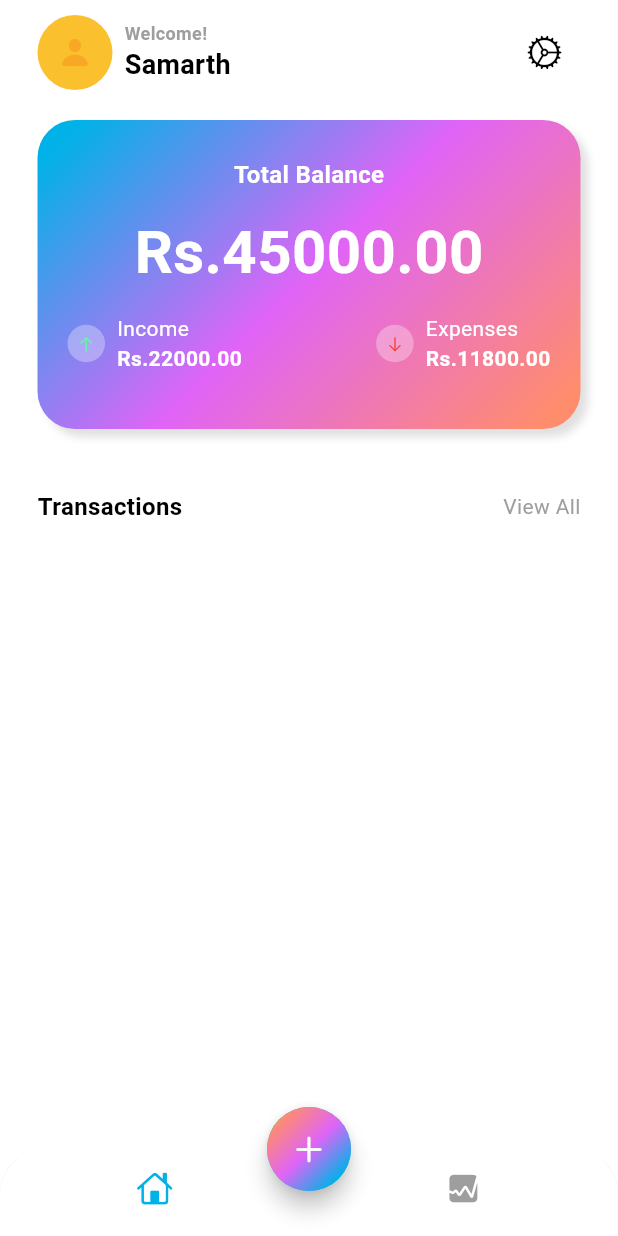
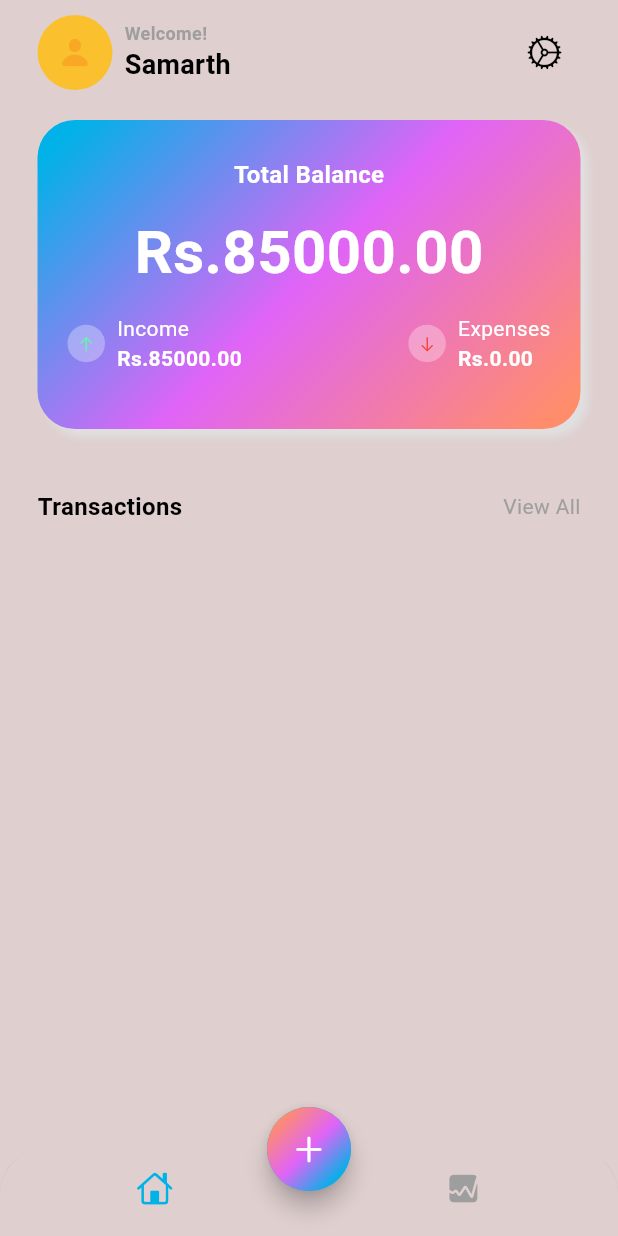
Before and after one commit to samarth-5/Expenzo, a Flutter app: the screen it shows after launch, on a phone screen of 412 x 824 dp. Run offline on Flutter 3.47's test engine with Material 3 defaults, Android fonts, the light colour scheme and no system bars; our stand-ins replace bloc, cloud_firestore, equatable, firebase_core, fl_chart, flutter_bloc and 2 more; accounts and stored records are empty.

Commit message:
updating total balance

```diff
--- a/lib/app_view.dart
+++ b/lib/app_view.dart
@@ -12,12 +12,12 @@ class AppView extends StatelessWidget {
     return MaterialApp(
       title: "Expenzo",
       theme: ThemeData(
-          colorScheme: ColorScheme.light(
-              background: Colors.grey.shade100,
-              onBackground: Colors.black,
-              primary: const Color(0xFF00B2E7),
-              secondary: const Color(0xFFE064F7),
-              tertiary: const Color(0xFFFF8D6C),
+          colorScheme: const ColorScheme.light(
+              surface:  Color.fromARGB(255, 223, 207, 207),
+              onSurface: Colors.black,
+              primary:  Color(0xFF00B2E7),
+              secondary:  Color(0xFFE064F7),
+              tertiary: Color(0xFFFF8D6C),
               outline: Colors.grey)),
       home: BlocProvider(
         create: (context) => GetExpensesBloc(
--- a/lib/screens/add_expense/views/add_expense.dart
+++ b/lib/screens/add_expense/views/add_expense.dart
@@ -41,9 +41,9 @@ class _AddExpenseState extends State<AddExpense> {
       child: GestureDetector(
         onTap: () => FocusScope.of(context).unfocus(),
         child: Scaffold(
-          backgroundColor: Theme.of(context).colorScheme.background,
+          backgroundColor: Theme.of(context).colorScheme.surface,
           appBar: AppBar(
-            backgroundColor: Theme.of(context).colorScheme.background,
+            backgroundColor: Theme.of(context).colorScheme.surface,
           ),
           body: BlocBuilder<GetCategoriesBloc, GetCategoriesState>(
             builder: (context, state) {
--- a/lib/screens/home/views/main_screen.dart
+++ b/lib/screens/home/views/main_screen.dart
@@ -1,14 +1,23 @@
 import 'dart:math';
-
 import 'package:expense_repository/expense_repository.dart';
-import 'package:expenzo/data/data.dart';
 import 'package:flutter/cupertino.dart';
 import 'package:flutter/material.dart';
 import 'package:intl/intl.dart';
 
 class MainScreen extends StatelessWidget {
   final List<Expense> expenses;
-  const MainScreen(this.expenses,{super.key});
+  const MainScreen(this.expenses, {super.key});
+
+  // Method to calculate total expenses
+  double get totalExpenses {
+    return expenses.fold(0, (sum, expense) => sum + expense.amount);
+  }
+
+  // Method to calculate remaining balance
+  double get remainingBalance {
+    const double initialBalance = 85000.00;
+    return initialBalance - totalExpenses;
+  }
 
   @override
   Widget build(BuildContext context) {
@@ -38,9 +47,7 @@ class MainScreen extends StatelessWidget {
                         ),
                       ],
                     ),
-                    const SizedBox(
-                      width: 8,
-                    ),
+                    const SizedBox(width: 8),
                     Column(
                       crossAxisAlignment: CrossAxisAlignment.start,
                       children: [
@@ -57,7 +64,7 @@ class MainScreen extends StatelessWidget {
                           style: TextStyle(
                             fontSize: 18,
                             fontWeight: FontWeight.bold,
-                            color: Theme.of(context).colorScheme.onBackground,
+                            color: Theme.of(context).colorScheme.onSurface,
                           ),
                         ),
                       ],
@@ -70,9 +77,7 @@ class MainScreen extends StatelessWidget {
                 )
               ],
             ),
-            const   SizedBox(
-              height: 20,
-            ),
+            const SizedBox(height: 20),
             Container(
               width: MediaQuery.of(context).size.width,
               height: MediaQuery.of(context).size.width / 2,
@@ -105,20 +110,17 @@ class MainScreen extends StatelessWidget {
                       fontWeight: FontWeight.w600,
                     ),
                   ),
-                  const SizedBox(
-                    height: 12,
-                  ),
-                  const Text(
-                    'Rs.45000.00',
-                    style: TextStyle(
+                  const SizedBox(height: 12),
+                  Text(
+                    'Rs.${remainingBalance.toStringAsFixed(2)}',
+                    style: const TextStyle(
                       fontSize: 40,
                       color: Colors.white,
                       fontWeight: FontWeight.bold,
                     ),
                   ),
                   Padding(
-                    padding: const EdgeInsets.symmetric(
-                        vertical: 12, horizontal: 20),
+                    padding: const EdgeInsets.symmetric(vertical: 12, horizontal: 20),
                     child: Row(
                       mainAxisAlignment: MainAxisAlignment.spaceBetween,
                       children: [
@@ -139,9 +141,7 @@ class MainScreen extends StatelessWidget {
                                 ),
                               ),
                             ),
-                            const SizedBox(
-                              width: 8,
-                            ),
+                            const SizedBox(width: 8),
                             const Column(
                               crossAxisAlignment: CrossAxisAlignment.start,
                               children: [
@@ -154,7 +154,7 @@ class MainScreen extends StatelessWidget {
                                   ),
                                 ),
                                 Text(
-                                  'Rs.22000.00',
+                                  'Rs.85000.00',
                                   style: TextStyle(
                                     fontSize: 14,
                                     color: Colors.white,
@@ -182,13 +182,11 @@ class MainScreen extends StatelessWidget {
                                 ),
                               ),
                             ),
-                            const SizedBox(
-                              width: 8,
-                            ),
-                            const Column(
+                            const SizedBox(width: 8),
+                            Column(
                               crossAxisAlignment: CrossAxisAlignment.start,
                               children: [
-                                Text(
+                                const Text(
                                   'Expenses',
                                   style: TextStyle(
                                     fontSize: 14,
@@ -197,8 +195,8 @@ class MainScreen extends StatelessWidget {
                                   ),
                                 ),
                                 Text(
-                                  'Rs.11800.00',
-                                  style: TextStyle(
+                                  'Rs.${totalExpenses.toStringAsFixed(2)}',
+                                  style: const TextStyle(
                                     fontSize: 14,
                                     color: Colors.white,
                                     fontWeight: FontWeight.w600,
@@ -222,7 +220,7 @@ class MainScreen extends StatelessWidget {
                   'Transactions',
                   style: TextStyle(
                     fontSize: 16,
-                    color: Theme.of(context).colorScheme.onBackground,
+                    color: Theme.of(context).colorScheme.onSurface,
                     fontWeight: FontWeight.bold,
                   ),
                 ),
@@ -268,21 +266,15 @@ class MainScreen extends StatelessWidget {
                                         shape: BoxShape.circle,
                                       ),
                                     ),
-                                    Image.asset('assets/${expenses[i].category.icon}.png',scale: 9,color: Colors.white,)
-                                    //transactionsData[i]['icon']
+                                    Image.asset('assets/${expenses[i].category.icon}.png', scale: 9, color: Colors.white,)
                                   ],
                                 ),
-                                const SizedBox(
-                                  width: 12,
-                                ),
+                                const SizedBox(width: 12),
                                 Text(
-                                  //transactionsData[i]['name'],
                                   expenses[i].category.name,
                                   style: TextStyle(
                                     fontSize: 14,
-                                    color: Theme.of(context)
-                                        .colorScheme
-                                        .onBackground,
+                                    color: Theme.of(context).colorScheme.onSurface,
                                     fontWeight: FontWeight.w500,
                                   ),
                                 ),
@@ -292,23 +284,18 @@ class MainScreen extends StatelessWidget {
                               crossAxisAlignment: CrossAxisAlignment.end,
                               children: [
                                 Text(
-                                  //transactionsData[i]['totalAmount'],
                                   "\u{20B9}${expenses[i].amount}.00",
                                   style: TextStyle(
                                     fontSize: 14,
-                                    color: Theme.of(context)
-                                        .colorScheme
-                                        .onBackground,
+                                    color: Theme.of(context).colorScheme.onSurface,
                                     fontWeight: FontWeight.w400,
                                   ),
                                 ),
                                 Text(
-                                  //transactionsData[i]['date'],
                                   DateFormat('dd/MM/yyyy').format(expenses[i].date),
                                   style: TextStyle(
                                     fontSize: 14,
-                                    color:
-                                        Theme.of(context).colorScheme.outline,
+                                    color: Theme.of(context).colorScheme.outline,
                                     fontWeight: FontWeight.w400,
                                   ),
                                 ),
```
